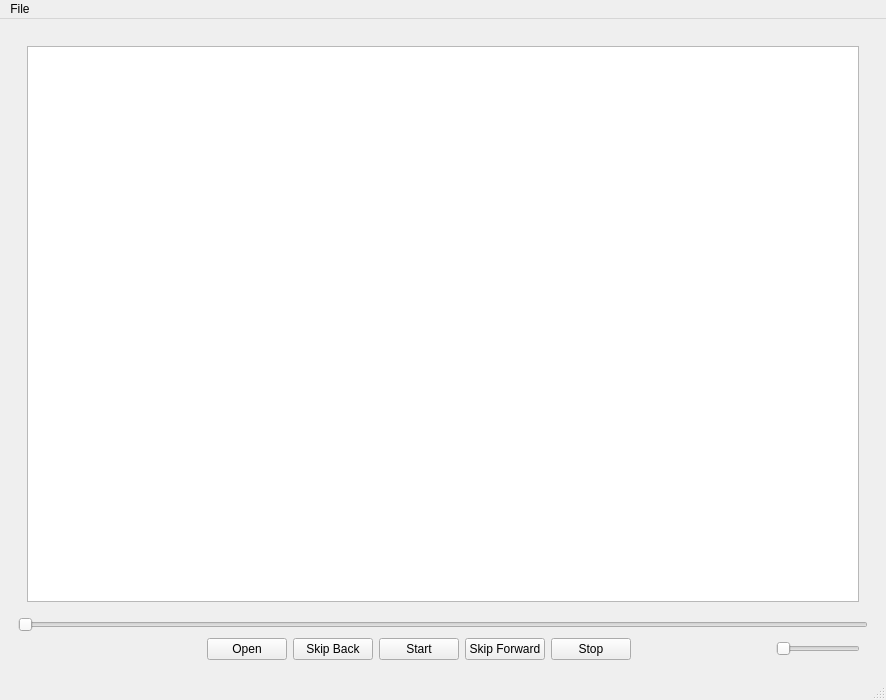
Old version of the form gui-intro.ui in the repository mohammadjavad78/AP_FinalProject.
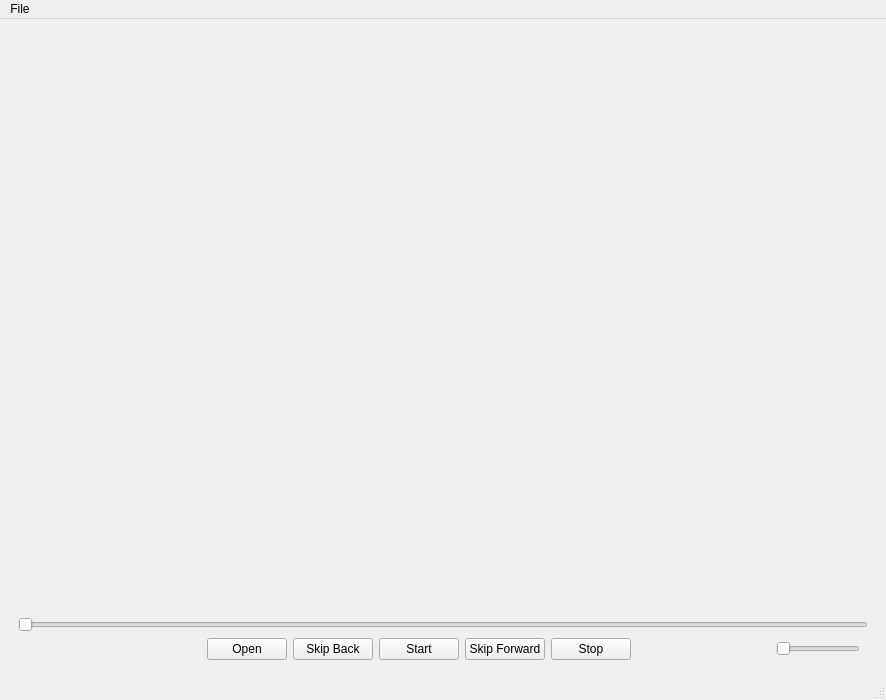
New version of the form.

What changed in the file:
```diff
--- a/gui-intro.ui
+++ b/gui-intro.ui
@@ -36,7 +36,7 @@
            </property>
            <layout class="QGridLayout" name="gridLayout_2">
             <item row="0" column="0">
-             <widget class="QGraphicsView" name="graphicsView"/>
+             <layout class="QVBoxLayout" name="vertical"/>
             </item>
            </layout>
           </widget>
```
Left out of the diff: 12 changed lines with no effect on the pictures.
